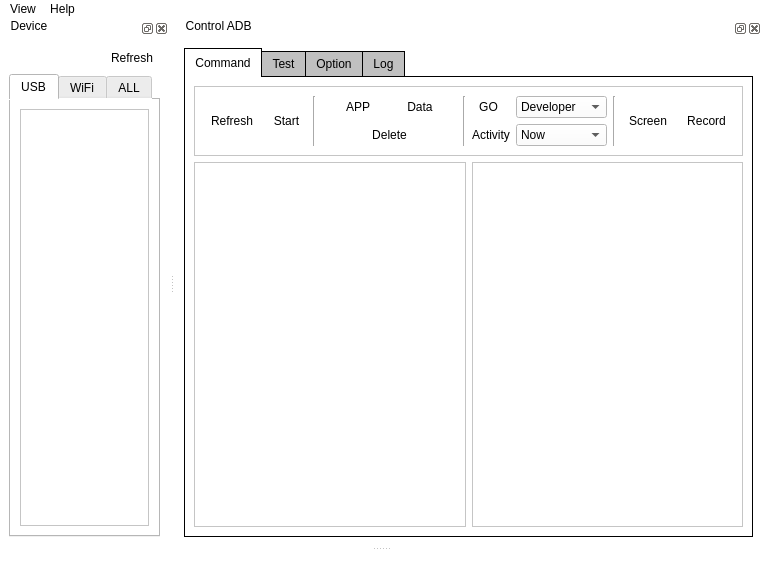
First picture: the form in ui/NewUI_working2.ui, repository jeongjeongguk/ADB_pyQT5, before the edit.
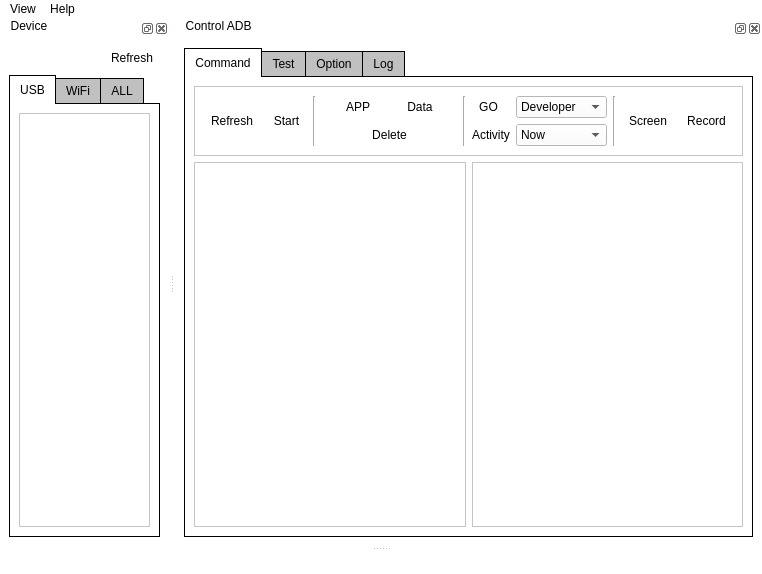
Second picture: the form after the edit. The open tabs and pages were chosen to show the change. Icons and pictures are not drawn.

Commit message:
QTDesinger에서 작업한 ui파일을 py파일로 변환시, Default Margin이 0로 설정되는 문제. - 링크 : https://stackoverflow.com/questions/16613505/setting-layout-margins-in-pyqt QTDesinger에서 Layout의 여백설정관련 UI가, 해당 레이아웃 선택시 표시안됨 - 참조 링크 : https://www.google.co.kr/amp/s/amp.reddit.com/r/pyqt/comments/6ju3pz/qtdesigner_does_not_save_default_margin_pyqt582/ -> 해결 : 변환된 코드상에서 직접 margin값수정. #TODO : setContentsMargins(0,0,0,0) -> (10, 10, 10, 10)
NewUI_working2 의 UI파일 및 py파일은 참조용으로 커밋.
이제 main_new_ui.py 에서 작업할것!!!!! / 관련 기능 py파일도 새로 생성필요.

Patch:
```diff
--- a/ui/NewUI_working2.ui
+++ b/ui/NewUI_working2.ui
@@ -118,7 +118,96 @@
      <item>
       <widget class="QTabWidget" name="tabWidget">
        <property name="styleSheet">
-        <string notr="true"/>
+        <string notr="true">QTabWidget::pane {
+    border: 1px solid black;
+    background: white;
+}
+
+QTabWidget::tab-bar:top {
+    top: 1px;
+}
+
+QTabWidget::tab-bar:bottom {
+    bottom: 1px;
+}
+
+QTabWidget::tab-bar:left {
+    right: 1px;
+}
+
+QTabWidget::tab-bar:right {
+    left: 1px;
+}
+
+QTabBar::tab {
+    border: 1px solid black;
+}
+
+QTabBar::tab:selected {
+    background: white;
+}
+
+QTabBar::tab:!selected {
+    background: silver;
+}
+
+QTabBar::tab:!selected:hover {
+    background: #999;
+}
+
+QTabBar::tab:top:!selected {
+    margin-top: 3px;
+}
+
+QTabBar::tab:bottom:!selected {
+    margin-bottom: 3px;
+}
+
+QTabBar::tab:top, QTabBar::tab:bottom {
+    min-width: 8ex;
+    margin-right: -1px;
+    padding: 5px 10px 5px 10px;
+}
+
+QTabBar::tab:top:selected {
+    border-bottom-color: none;
+}
+
+QTabBar::tab:bottom:selected {
+    border-top-color: none;
+}
+
+QTabBar::tab:top:last, QTabBar::tab:bottom:last,
+QTabBar::tab:top:only-one, QTabBar::tab:bottom:only-one {
+    margin-right: 0;
+}
+
+QTabBar::tab:left:!selected {
+    margin-right: 3px;
+}
+
+QTabBar::tab:right:!selected {
+    margin-left: 3px;
+}
+
+QTabBar::tab:left, QTabBar::tab:right {
+    min-height: 8ex;
+    margin-bottom: -1px;
+    padding: 10px 5px 10px 5px;
+}
+
+QTabBar::tab:left:selected {
+    border-left-color: none;
+}
+
+QTabBar::tab:right:selected {
+    border-right-color: none;
+}
+
+QTabBar::tab:left:last, QTabBar::tab:right:last,
+QTabBar::tab:left:only-one, QTabBar::tab:right:only-one {
+    margin-bottom: 0;
+}</string>
        </property>
        <property name="tabPosition">
         <enum>QTabWidget::North</enum>
```
Left out of the diff: 2 changed lines with no effect on the pictures. The commit also changes 5 other files.
